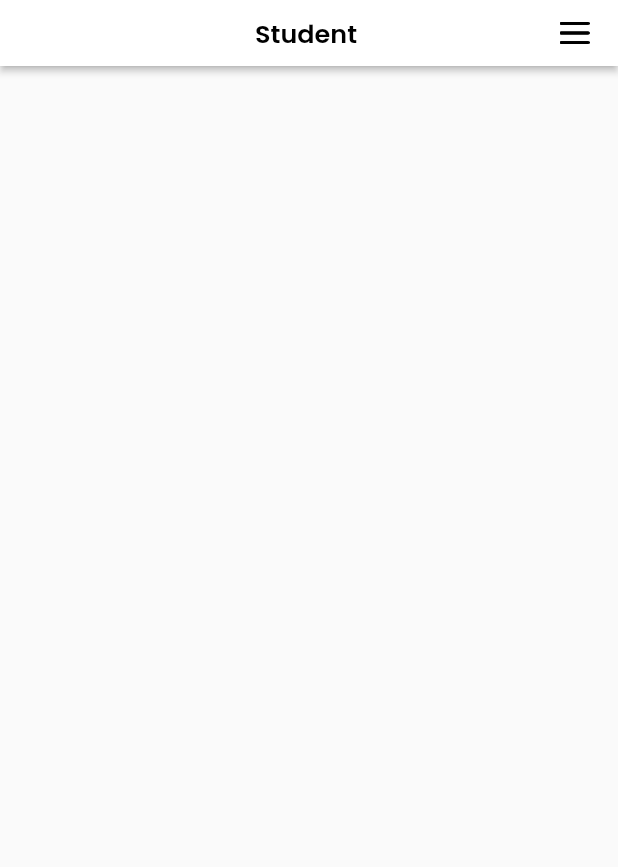
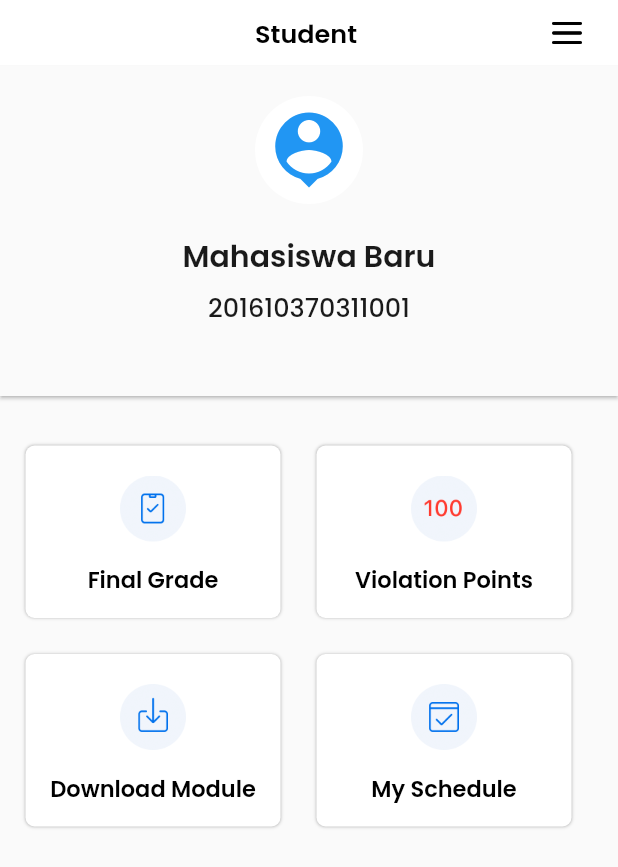
Before and after one commit to fathulaziss/infotech, a Flutter app: the ProfilePage screen opened directly, on a phone screen of 412 x 824 dp. Shown: the top 867 px of the screen. Run offline on Flutter 3.47's test engine with Material 2 defaults, Android fonts, the phone set to English and light mode, and no system bars; our stand-ins replace equatable, google_fonts, material_design_icons_flutter.

Commit message:
update profile_page

```diff
--- a/lib/models/info.dart
+++ b/lib/models/info.dart
@@ -1,4 +1,4 @@
-import 'package:equatable/equatable.dart';
+part of 'models.dart';
 
 class Info extends Equatable {
   final int id;
--- a/lib/models/iventory.dart
+++ b/lib/models/iventory.dart
@@ -1,3 +1,5 @@
+part of 'models.dart';
+
 class Inventory {
   final int id;
   final String inventoryName;
--- /dev/null
+++ b/lib/models/menu.dart
@@ -0,0 +1,15 @@
+part of 'models.dart';
+
+class Menu {
+  final String userMenu;
+  final String picturePath;
+
+  Menu({this.userMenu, this.picturePath});
+}
+
+List<Menu> mockUserMenu = [
+  Menu(userMenu: 'Final Grade', picturePath: 'assets/final_grade.png'),
+  Menu(userMenu: 'Violation Points', picturePath: 'assets/violation_point.png'),
+  Menu(userMenu: 'Download Module', picturePath: 'assets/download_module.png'),
+  Menu(userMenu: 'My Schedule', picturePath: 'assets/my_schedule.png'),
+];
--- a/lib/models/models.dart
+++ b/lib/models/models.dart
@@ -3,3 +3,6 @@ import 'package:equatable/equatable.dart';
 part 'stuff.dart';
 part 'event.dart';
 part 'certification.dart';
+part 'iventory.dart';
+part 'info.dart';
+part 'menu.dart';
--- a/lib/ui/pages/home_page.dart
+++ b/lib/ui/pages/home_page.dart
@@ -16,9 +16,10 @@ class HomePage extends StatelessWidget {
                   height: 44,
                   width: double.infinity,
                   child: Row(
+                    mainAxisAlignment: MainAxisAlignment.spaceBetween,
                     children: [
                       Container(
-                        margin: EdgeInsets.only(left: 170, right: 135),
+                        margin: EdgeInsets.only(left: 170),
                         child: Text(
                           "Home",
                           style: GoogleFonts.poppins(
@@ -30,6 +31,7 @@ class HomePage extends StatelessWidget {
                       Container(
                         width: 20,
                         height: 20,
+                        margin: EdgeInsets.only(right: 24),
                         decoration: BoxDecoration(
                           image: DecorationImage(
                             image: AssetImage("assets/menu_ic.png"),
@@ -92,7 +94,11 @@ class HomePage extends StatelessWidget {
                     ),
                     GestureDetector(
                       onTap: () {
-                        Navigator.push(context, MaterialPageRoute(builder: (context) => StuffPage(),));
+                        Navigator.push(
+                            context,
+                            MaterialPageRoute(
+                              builder: (context) => StuffPage(),
+                            ));
                       },
                       child: Text(
                         "View All",
--- a/lib/ui/pages/pages.dart
+++ b/lib/ui/pages/pages.dart
@@ -1,7 +1,5 @@
 import 'package:flutter/material.dart';
 import 'package:google_fonts/google_fonts.dart';
-import 'package:infotech/models/info.dart';
-import 'package:infotech/models/iventory.dart';
 import 'package:infotech/models/models.dart';
 import 'package:infotech/shared/shared.dart';
 import 'package:infotech/ui/widgets/widgets.dart';
--- a/lib/ui/pages/profile_page.dart
+++ b/lib/ui/pages/profile_page.dart
@@ -14,9 +14,10 @@ class ProfilePage extends StatelessWidget {
               height: 44,
               width: double.infinity,
               child: Row(
+                mainAxisAlignment: MainAxisAlignment.spaceBetween,
                 children: [
                   Container(
-                    margin: EdgeInsets.only(left: 170, right: 135),
+                    margin: EdgeInsets.only(left: 170),
                     child: Text(
                       "Student",
                       style: GoogleFonts.poppins(
@@ -28,6 +29,7 @@ class ProfilePage extends StatelessWidget {
                   Container(
                     width: 20,
                     height: 20,
+                    margin: EdgeInsets.only(right: 24),
                     decoration: BoxDecoration(
                       image: DecorationImage(
                         image: AssetImage("assets/menu_ic.png"),
@@ -38,8 +40,104 @@ class ProfilePage extends StatelessWidget {
               ),
             ),
           ),
+          Material(
+            elevation: 1,
+            child: Container(
+              width: double.infinity,
+              height: 220,
+              child: Column(
+                children: [
+                  Container(
+                    width: 72,
+                    height: 72,
+                    margin: EdgeInsets.symmetric(vertical: 20),
+                    decoration: BoxDecoration(
+                        shape: BoxShape.circle, color: Colors.white),
+                    child: Icon(
+                      Icons.person_pin,
+                      size: 60,
+                      color: Colors.blue,
+                    ),
+                  ),
+                  Text(
+                    'Mahasiswa Baru',
+                    style: blackTextFont.copyWith(
+                        fontSize: 20, fontWeight: FontWeight.w600),
+                  ),
+                  SizedBox(
+                    height: 6,
+                  ),
+                  Text(
+                    '201610370311001',
+                    style: blackTextFont.copyWith(
+                        fontSize: 17, fontWeight: FontWeight.w500),
+                  ),
+                ],
+              ),
+            ),
+          ),
+          SizedBox(
+            height: 16,
+          ),
+          Container(
+            margin: EdgeInsets.fromLTRB(17, 17, 17, 0),
+            child: Wrap(
+              spacing: 24,
+              runSpacing: 24,
+              children: generateUserMenuWidgets(context),
+            ),
+          ),
         ],
       ),
     );
   }
+
+  List<Widget> generateUserMenuWidgets(BuildContext context) {
+    double width = (MediaQuery.of(context).size.width - 2 * 24 - 24) / 2;
+    return mockUserMenu
+        .map(
+          (e) => Container(
+            width: width,
+            height: 115,
+            decoration: BoxDecoration(
+              borderRadius: BorderRadius.circular(6),
+              color: Colors.white,
+              boxShadow: [BoxShadow(blurRadius: 1, color: Colors.black26)],
+            ),
+            child: Column(
+              crossAxisAlignment: CrossAxisAlignment.center,
+              children: [
+                Container(
+                  height: 44,
+                  width: 44,
+                  margin: EdgeInsets.only(top: 20),
+                  decoration: BoxDecoration(
+                    borderRadius: BorderRadius.only(
+                      topLeft: Radius.circular(5),
+                      topRight: Radius.circular(5),
+                    ),
+                    image: DecorationImage(
+                      image: AssetImage(e.picturePath),
+                      fit: BoxFit.cover,
+                    ),
+                  ),
+                ),
+                SizedBox(
+                  height: 14,
+                ),
+                Text(
+                  e.userMenu,
+                  style: GoogleFonts.poppins(
+                      fontSize: 15,
+                      fontWeight: FontWeight.w600,
+                      color: Colors.black),
+                  maxLines: 1,
+                  overflow: TextOverflow.clip,
+                ),
+              ],
+            ),
+          ),
+        )
+        .toList();
+  }
 }
--- a/lib/ui/widgets/widgets.dart
+++ b/lib/ui/widgets/widgets.dart
@@ -1,6 +1,5 @@
 import 'package:flutter/material.dart';
 import 'package:google_fonts/google_fonts.dart';
-import 'package:infotech/models/info.dart';
 import 'package:infotech/models/models.dart';
 import 'package:infotech/shared/shared.dart';
 import 'package:material_design_icons_flutter/material_design_icons_flutter.dart';
```
Also changed, not shown: assets/download_module.png (added), assets/final_grade.png (added), assets/my_schedule.png (added), assets/violation_point.png (added), 1 other file.
